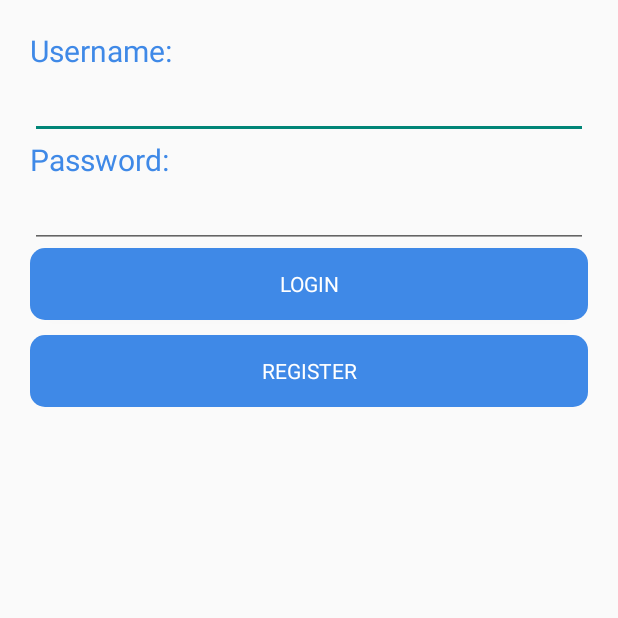
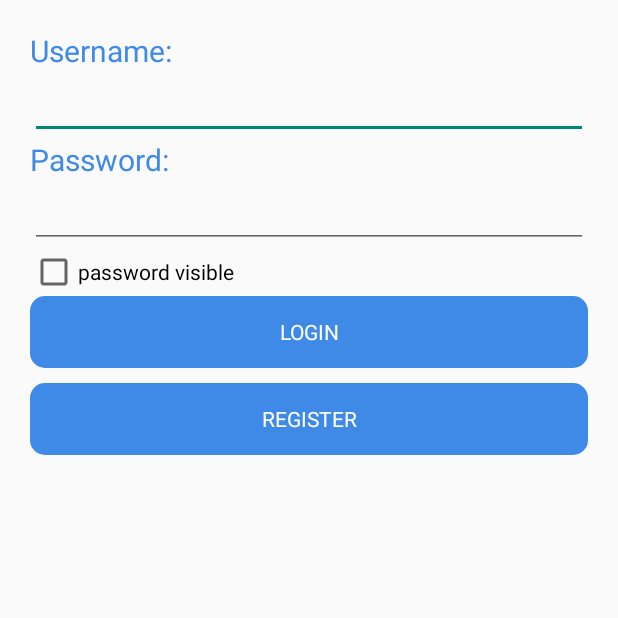
Before and after one commit to DarkAlexWang/EventReporter, an Android app: the screen it shows after launch (LoginActivity), after a tap on "REGISTER", on a phone screen of 412 x 824 dp, the top half of it. Run offline under Robolectric (Android 15) with nearby library versions, the light colour scheme and no system bars; our stand-ins replace AdMob, Firebase (no records; nobody signed in at launch, a user with empty details on screens opened directly).

Commit message:
updated AdsMod succesful

```diff
--- a/app/src/main/java/com/laioffer/eventreporter/EventListAdapter.java
+++ b/app/src/main/java/com/laioffer/eventreporter/EventListAdapter.java
@@ -211,7 +211,7 @@ public class EventListAdapter extends RecyclerView.Adapter<RecyclerView.ViewHold
                 break;
             case TYPE_ADS:
                 ViewHolderAds viewHolderAds = (ViewHolderAds) holder;
-                configureAdsView(viewHolderAds, position);
+                refreshAd(viewHolderAds.frameLayout);
                 break;
         }
     }
--- a/app/src/main/java/com/laioffer/eventreporter/LoginActivity.java
+++ b/app/src/main/java/com/laioffer/eventreporter/LoginActivity.java
@@ -5,9 +5,13 @@ import androidx.appcompat.app.AppCompatActivity;
 
 import android.content.Intent;
 import android.os.Bundle;
+import android.text.method.HideReturnsTransformationMethod;
+import android.text.method.PasswordTransformationMethod;
 import android.util.Log;
 import android.view.View;
 import android.widget.Button;
+import android.widget.CheckBox;
+import android.widget.CompoundButton;
 import android.widget.EditText;
 import android.widget.Toast;
 
@@ -25,6 +29,7 @@ public class LoginActivity extends AppCompatActivity {
     private Button mSubmitButton;
     private Button mRegisterButton;
     private DatabaseReference mDatabase;
+    private CheckBox mVisibleCheckBox;
 
     @Override
     protected void onCreate(Bundle savedInstanceState) {
@@ -37,6 +42,9 @@ public class LoginActivity extends AppCompatActivity {
         mPasswordEditText = (EditText) findViewById(R.id.editTextPassword);
         mSubmitButton = (Button) findViewById(R.id.submit);
         mRegisterButton = (Button) findViewById(R.id.register);
+        mVisibleCheckBox = (CheckBox) findViewById(R.id.pwdvisible);
+
+        // Add adview in login page
         AdView mAdView = (AdView) findViewById(R.id.adView);
         AdRequest adRequest = new AdRequest.Builder().build();
         mAdView.loadAd(adRequest);
@@ -47,15 +55,25 @@ public class LoginActivity extends AppCompatActivity {
                 final String username = mUsernameEditText.getText().toString();
                 final String password = Utils.md5Encryption(mPasswordEditText.getText().toString());
                 final User user = new User(username, password, System.currentTimeMillis());
+                // read data:
                 mDatabase.child("users").addListenerForSingleValueEvent(new ValueEventListener() {
+                    // 1. add ListenerForSingleValueEvent() to collection reference
+                    // so that it would be triggered whenever there is a change in database
                     @Override
                     public void onDataChange(@NonNull DataSnapshot dataSnapshot) {
+                        // 2. perform desired operations on new data
                         if (dataSnapshot.hasChild(username)) {
                             Toast.makeText(getBaseContext(), "username is already registered, please change one", Toast.LENGTH_SHORT).show();
                         } else if (!username.equals("") && !password.equals("")) {
                             //put username as key to set value
                             mDatabase.child("users").child(user.getUsername()).setValue(user);
                             Toast.makeText(getBaseContext(), "Successfully registered", Toast.LENGTH_SHORT).show();
+                            mUsernameEditText.setText("");
+                            mPasswordEditText.setText("");
+                        } else if (username.equals("")) {
+                            Toast.makeText(getBaseContext(), "Please fill in your username.", Toast.LENGTH_SHORT).show();
+                        } else {
+                            Toast.makeText(getBaseContext(), "Please fill in your password.", Toast.LENGTH_SHORT).show();
                         }
                     }
 
@@ -80,6 +98,8 @@ public class LoginActivity extends AppCompatActivity {
                             Intent myIntent = new Intent(LoginActivity.this, EventActivity.class);
                             Utils.username = username;
                             startActivity(myIntent);
+                            mUsernameEditText.setText("");
+                            mPasswordEditText.setText("");
                         } else {
                             Toast.makeText(getBaseContext(), "Please login again", Toast.LENGTH_SHORT).show();
                         }
@@ -91,5 +111,19 @@ public class LoginActivity extends AppCompatActivity {
                 });
             }
         });
+
+        // checkbox password visible click event
+        mVisibleCheckBox.setOnCheckedChangeListener(new CompoundButton.OnCheckedChangeListener() {
+            @Override
+            public void onCheckedChanged(CompoundButton buttonView, boolean isChecked) {
+                if (isChecked) {
+                    // if checked, then show the password
+                    mPasswordEditText.setTransformationMethod(HideReturnsTransformationMethod.getInstance());
+                } else {
+                    // if unchecked, then make password invisible
+                    mPasswordEditText.setTransformationMethod(PasswordTransformationMethod.getInstance());
+                }
+            }
+        });
     }
 }
--- a/app/src/main/res/layout/activity_login.xml
+++ b/app/src/main/res/layout/activity_login.xml
@@ -39,6 +39,15 @@
         android:id="@+id/editTextPassword"
         android:inputType="textPassword"
         android:layout_gravity="center_horizontal" />
+
+    <!-- choose password visible-->
+    <CheckBox
+        android:layout_below="@+id/editTextPassword"
+        android:id="@+id/pwdvisible"
+        android:layout_width="wrap_content"
+        android:layout_height="wrap_content"
+        android:text="password visible" />
+
     <!-- button to login-->
     <Button
         android:layout_width="match_parent"
@@ -58,6 +67,8 @@
         android:background="@drawable/login_buttons"
         android:fontFamily="Roboto"
         android:id="@+id/register" />
+
+    <!-- AdMob -->
     <com.google.android.gms.ads.AdView
         android:id="@+id/adView"
         android:layout_width="wrap_content"
--- a/app/src/main/res/layout/fragment_events.xml
+++ b/app/src/main/res/layout/fragment_events.xml
@@ -4,6 +4,8 @@
     android:layout_width="match_parent"
     android:layout_height="match_parent"
     tools:context=".EventsFragment">
+
+    <!-- 1: action bar-->
     <LinearLayout
         android:layout_width="match_parent"
         android:layout_height="wrap_content"
@@ -33,6 +35,7 @@
                android:layout_marginEnd="15dp"/>
        </RelativeLayout>
         <!-- This recycler view shows Event data to customers -->
+        <!-- 2: contains events and ads with scrollbar-->
         <androidx.recyclerview.widget.RecyclerView
                android:id="@+id/event_recycler_view"
                android:layout_width="match_parent"
```
Lines whose indentation alone changed are shown as unchanged.
